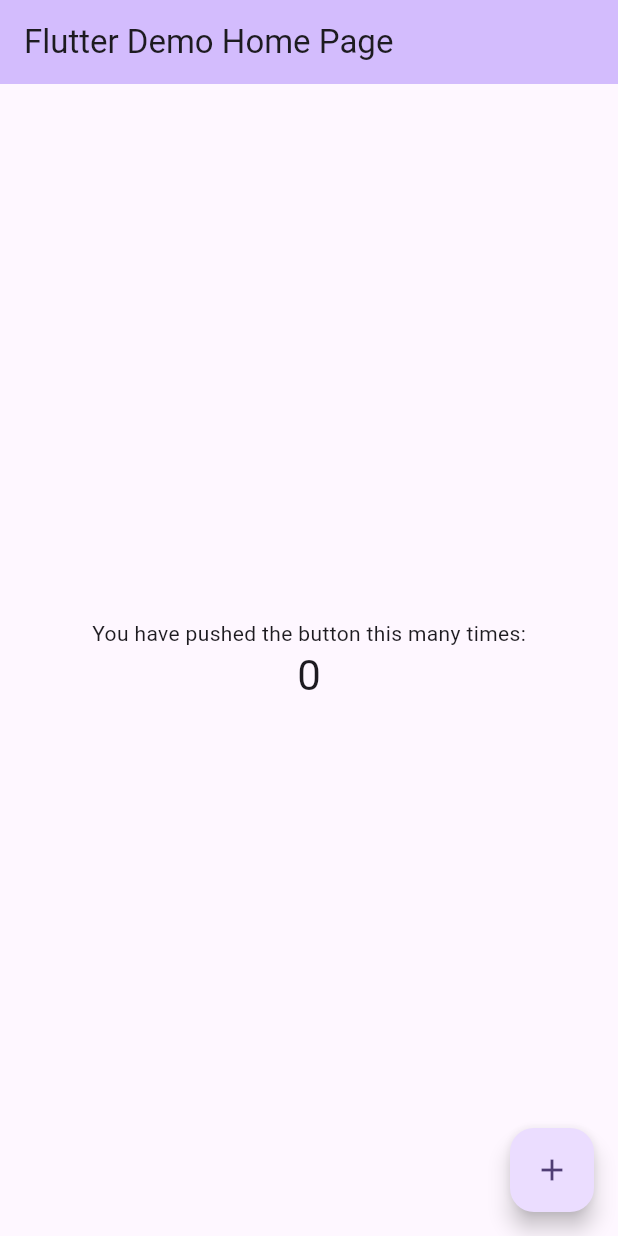
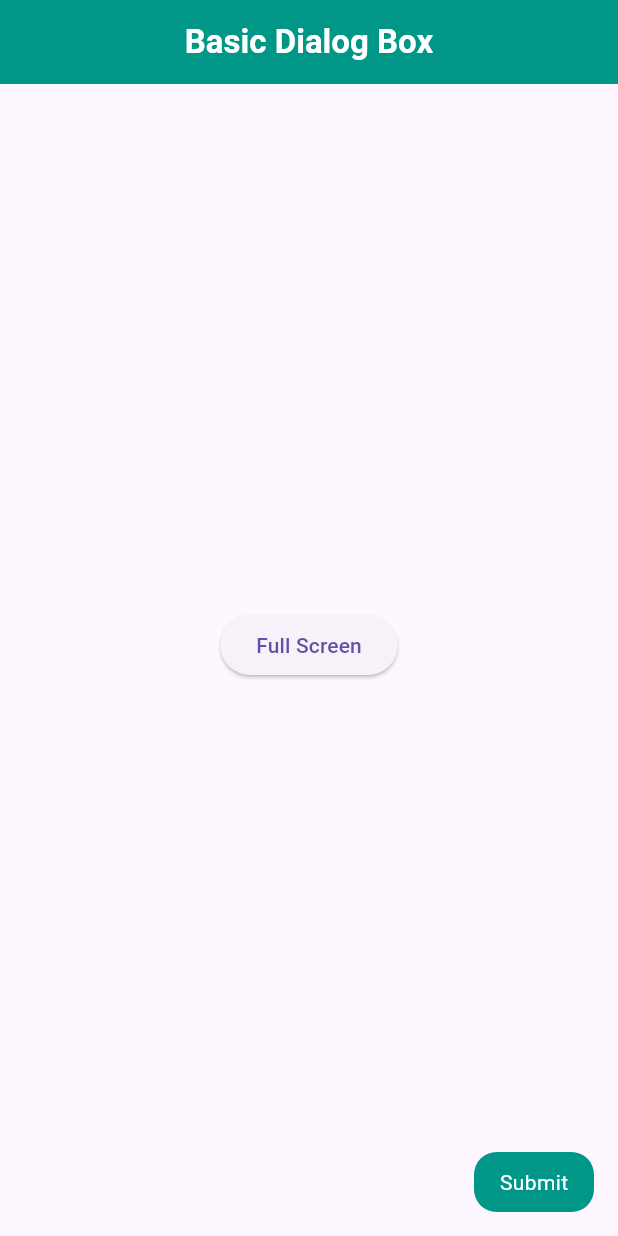
Before and after one commit to harshdusane2103/quote_app_daily_task, a Flutter app: the screen it shows after launch, on a phone screen of 412 x 824 dp. Run offline on Flutter 3.47's test engine with Material 3 defaults, Android fonts, the phone set to English and light mode, and no system bars.

Commit message:
1-06-2024

```diff
--- /dev/null
+++ b/lib/Dilgoue-Box/Basic_dialog.dart
@@ -0,0 +1,91 @@
+import 'package:flutter/cupertino.dart';
+import 'package:flutter/material.dart';
+class DialogScreen extends StatefulWidget {
+  const DialogScreen({super.key});
+
+  @override
+  State<DialogScreen> createState() => _DialogScreenState();
+}
+
+class _DialogScreenState extends State<DialogScreen> {
+  @override
+  Widget build(BuildContext context) {
+    return Scaffold(
+      appBar: AppBar(
+        centerTitle: true,
+        backgroundColor: Colors.teal,
+        title: Text('Basic Dialog Box',style: TextStyle(color: Colors.white,fontWeight: FontWeight.bold),),
+      ),
+     body: Column(
+       children: [
+         SizedBox(height: 350,),
+       Center(
+         child: ElevatedButton(onPressed: () {
+           showDialog(context: context, builder: (context) {
+             return Dialog.fullscreen(
+               child: Center(
+                 child: Column(
+                   children: [
+                     CupertinoAlertDialog(
+                       title: Text('Do you want to Delete ?'),
+                       actions: [
+                         TextButton(onPressed: () {
+
+                         }, child: InkWell(
+                             onTap:() {
+                               setState(() {
+                                 Navigator.pop(context);
+                               });
+                             },child: Text('No'))),
+                         TextButton(onPressed: () {
+
+                         }, child: Text('yes'))
+                       ],
+                     )
+                   ],
+                 ),
+               ),
+
+
+
+             );
+           },);
+
+         }, child: Text('Full Screen')),
+       ),
+
+       ],
+     ),
+      floatingActionButton:InkWell(
+        onTap: () {
+          showDialog(context: context, builder:(context) {
+            return AlertDialog(
+              backgroundColor: Colors.teal.shade50,
+              title: Text('Do you want to Accept ?',style: TextStyle(color: Colors.black),),
+              actions: [
+                Row(
+                  mainAxisAlignment: MainAxisAlignment.end,
+                  children: [
+                    Text('Cancel',style: TextStyle(color: Colors.black,fontWeight: FontWeight.bold),),
+                    SizedBox(width: 10,),
+                    Text('Accept',style: TextStyle(color: Colors.black,fontWeight:FontWeight.bold),)
+                  ],
+                )
+              ],
+
+            );
+          },);
+        },
+        child: Container(
+          height: 40,
+          width: 80,
+          decoration: BoxDecoration(
+          color: Colors.teal,
+            borderRadius: BorderRadius.circular(15),
+          ),
+          child: Center(child: Text('Submit',style: TextStyle(color: Colors.white),)),
+        ),
+      ),
+    );
+  }
+}
--- a/lib/main.dart
+++ b/lib/main.dart
@@ -1,125 +1,25 @@
 import 'package:flutter/material.dart';
+import 'package:quote_app_daily_task/Dilgoue-Box/Basic_dialog.dart';
 
 void main() {
   runApp(const MyApp());
 }
 
-class MyApp extends StatelessWidget {
+class MyApp extends StatefulWidget {
   const MyApp({super.key});
 
-  // This widget is the root of your application.
+  @override
+  State<MyApp> createState() => _MyAppState();
+}
+
+class _MyAppState extends State<MyApp> {
   @override
   Widget build(BuildContext context) {
     return MaterialApp(
-      title: 'Flutter Demo',
-      theme: ThemeData(
-        // This is the theme of your application.
-        //
-        // TRY THIS: Try running your application with "flutter run". You'll see
-        // the application has a purple toolbar. Then, without quitting the app,
-        // try changing the seedColor in the colorScheme below to Colors.green
-        // and then invoke "hot reload" (save your changes or press the "hot
-        // reload" button in a Flutter-supported IDE, or press "r" if you used
-        // the command line to start the app).
-        //
-        // Notice that the counter didn't reset back to zero; the application
-        // state is not lost during the reload. To reset the state, use hot
-        // restart instead.
-        //
-        // This works for code too, not just values: Most code changes can be
-        // tested with just a hot reload.
-        colorScheme: ColorScheme.fromSeed(seedColor: Colors.deepPurple),
-        useMaterial3: true,
-      ),
-      home: const MyHomePage(title: 'Flutter Demo Home Page'),
+      debugShowCheckedModeBanner: false,
+      routes: {
+        '/':(context)=>DialogScreen(),
+      },
     );
   }
 }
-
-class MyHomePage extends StatefulWidget {
-  const MyHomePage({super.key, required this.title});
-
-  // This widget is the home page of your application. It is stateful, meaning
-  // that it has a State object (defined below) that contains fields that affect
-  // how it looks.
-
-  // This class is the configuration for the state. It holds the values (in this
-  // case the title) provided by the parent (in this case the App widget) and
-  // used by the build method of the State. Fields in a Widget subclass are
-  // always marked "final".
-
-  final String title;
-
-  @override
-  State<MyHomePage> createState() => _MyHomePageState();
-}
-
-class _MyHomePageState extends State<MyHomePage> {
-  int _counter = 0;
-
-  void _incrementCounter() {
-    setState(() {
-      // This call to setState tells the Flutter framework that something has
-      // changed in this State, which causes it to rerun the build method below
-      // so that the display can reflect the updated values. If we changed
-      // _counter without calling setState(), then the build method would not be
-      // called again, and so nothing would appear to happen.
-      _counter++;
-    });
-  }
-
-  @override
-  Widget build(BuildContext context) {
-    // This method is rerun every time setState is called, for instance as done
-    // by the _incrementCounter method above.
-    //
-    // The Flutter framework has been optimized to make rerunning build methods
-    // fast, so that you can just rebuild anything that needs updating rather
-    // than having to individually change instances of widgets.
-    return Scaffold(
-      appBar: AppBar(
-        // TRY THIS: Try changing the color here to a specific color (to
-        // Colors.amber, perhaps?) and trigger a hot reload to see the AppBar
-        // change color while the other colors stay the same.
-        backgroundColor: Theme.of(context).colorScheme.inversePrimary,
-        // Here we take the value from the MyHomePage object that was created by
-        // the App.build method, and use it to set our appbar title.
-        title: Text(widget.title),
-      ),
-      body: Center(
-        // Center is a layout widget. It takes a single child and positions it
-        // in the middle of the parent.
-        child: Column(
-          // Column is also a layout widget. It takes a list of children and
-          // arranges them vertically. By default, it sizes itself to fit its
-          // children horizontally, and tries to be as tall as its parent.
-          //
-          // Column has various properties to control how it sizes itself and
-          // how it positions its children. Here we use mainAxisAlignment to
-          // center the children vertically; the main axis here is the vertical
-          // axis because Columns are vertical (the cross axis would be
-          // horizontal).
-          //
-          // TRY THIS: Invoke "debug painting" (choose the "Toggle Debug Paint"
-          // action in the IDE, or press "p" in the console), to see the
-          // wireframe for each widget.
-          mainAxisAlignment: MainAxisAlignment.center,
-          children: <Widget>[
-            const Text(
-              'You have pushed the button this many times:',
-            ),
-            Text(
-              '$_counter',
-              style: Theme.of(context).textTheme.headlineMedium,
-            ),
-          ],
-        ),
-      ),
-      floatingActionButton: FloatingActionButton(
-        onPressed: _incrementCounter,
-        tooltip: 'Increment',
-        child: const Icon(Icons.add),
-      ), // This trailing comma makes auto-formatting nicer for build methods.
-    );
-  }
-}
```
Also changed, not shown: Basic.png (added), full.png (added), ge.png (added), 1 other file.
